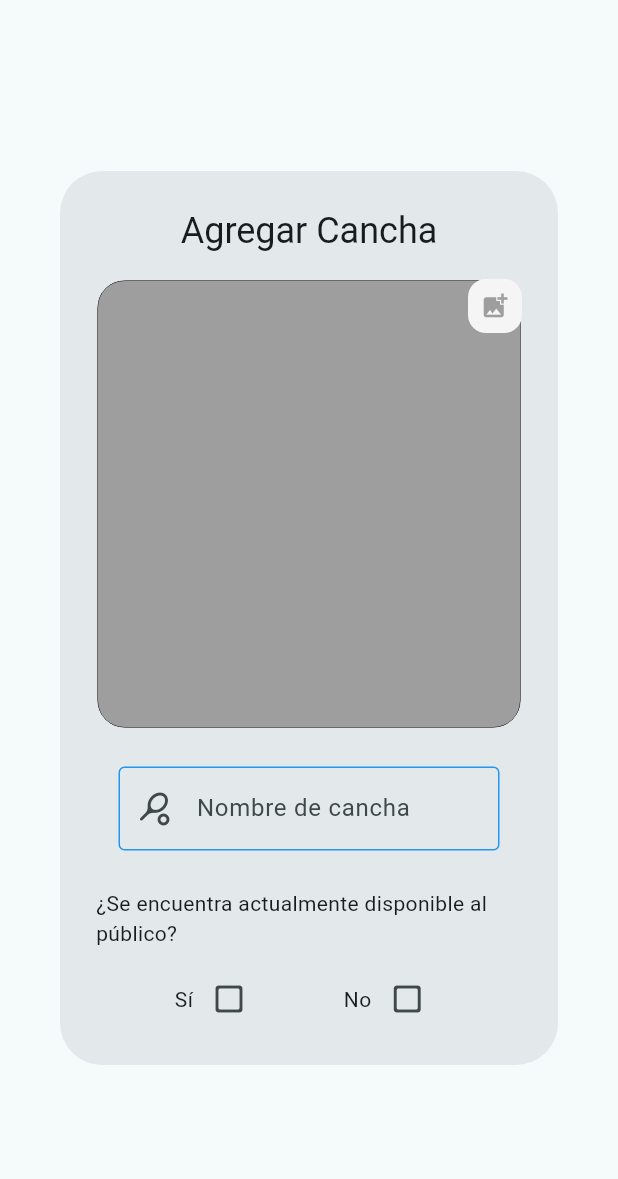
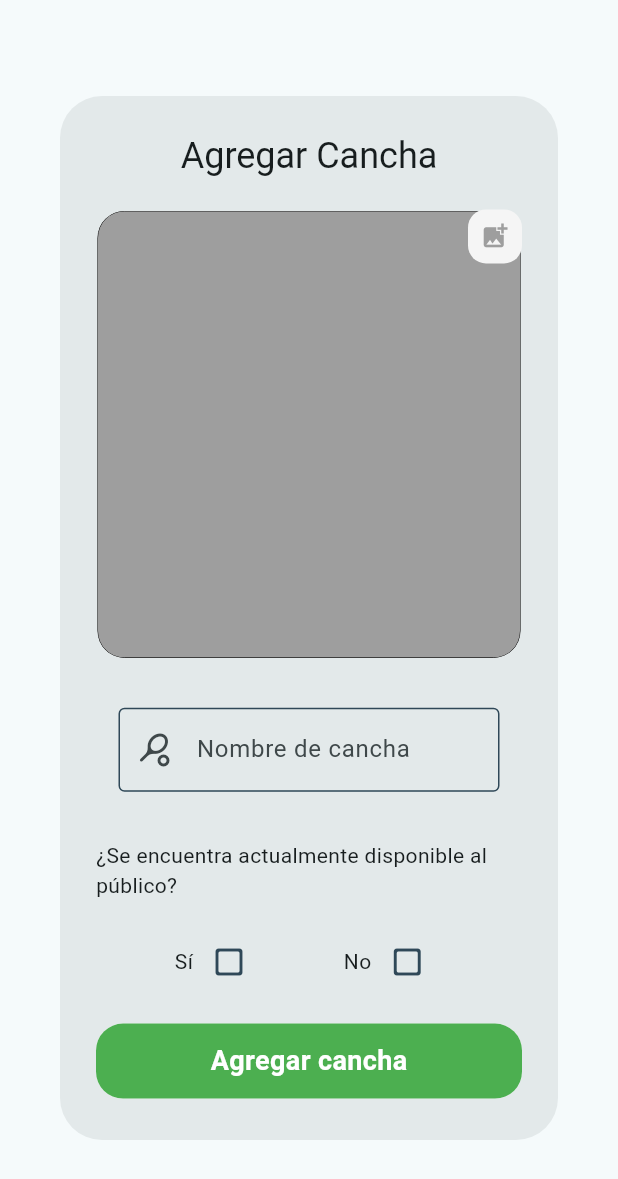
Before and after one commit to Whadyjm/agendado-admin, a Flutter app: the AgregarCancha widget shown alone on an empty page, opened directly, on a phone screen of 412 x 824 dp. Shown: the top 1179 px of the screen. Run offline on Flutter 3.47's test engine with Material 3 defaults, Android fonts, the phone set to English and light mode, and no system bars; our stand-ins replace cloud_firestore, firebase_auth, firebase_core, image_picker; accounts and stored records are empty; network calls fail; statements that could not run were skipped.

Commit message:
mejoras en interfaz

```diff
--- a/lib/providers/sideBarMenuItemState.dart
+++ /dev/null
@@ -1,23 +0,0 @@
-import 'package:flutter/foundation.dart';
-
-class SideBarMenuItemState with ChangeNotifier{
-  bool _activeDashboard = true;
-  bool _activeCanchas = false;
-  bool _activePerfil = false;
-  bool _activePagos = false;
-
-  bool get activeDashboard => _activeDashboard;
-  bool get activeCanchas => _activeCanchas;
-  bool get activePerfil => _activePerfil;
-  bool get activePagos => _activePagos;
-
-  void active1(){
-    _activeDashboard = !_activeDashboard;
-    notifyListeners();
-  }
-
-  void active2(){
-    _activeCanchas = !_activeCanchas;
-    notifyListeners();
-  }
-}
--- a/lib/widgets/agregarCancha.dart
+++ b/lib/widgets/agregarCancha.dart
@@ -1,6 +1,10 @@
 import 'dart:convert';
 
+import 'package:agendado_admin/appConstantes.dart';
+import 'package:agendado_admin/widgets/customButton.dart';
 import 'package:agendado_admin/widgets/image_picker_widget.dart';
+import 'package:cloud_firestore/cloud_firestore.dart';
+import 'package:firebase_auth/firebase_auth.dart';
 import 'package:flutter/foundation.dart';
 import 'package:flutter/material.dart';
 import 'package:image_picker/image_picker.dart';
@@ -13,8 +17,6 @@ class AgregarCancha extends StatefulWidget {
 }
 
 class _AgregarCanchaState extends State<AgregarCancha> {
-  @override
-  Widget build(BuildContext context) {
 
   XFile? _pickedImage;
 
@@ -63,8 +65,16 @@ class _AgregarCanchaState extends State<AgregarCancha> {
     });
   }
 
+  bool _isButtonEnabled = false;
   bool yes = false;
   bool no = false;
+
+  final nombreController = TextEditingController();
+
+  FirebaseFirestore firestore = FirebaseFirestore.instance;
+
+  @override
+  Widget build(BuildContext context) {
 
     return AlertDialog(
       title: const Row(
@@ -74,9 +84,10 @@ class _AgregarCanchaState extends State<AgregarCancha> {
         ],
       ),
       content: SizedBox(
-        height: 500,
+        height: 600,
         width: 500,
         child: Column(
+          mainAxisAlignment: MainAxisAlignment.spaceEvenly,
           children: [
             SizedBox(
                 height: 300,
@@ -87,22 +98,32 @@ class _AgregarCanchaState extends State<AgregarCancha> {
                     galeriaPicker();
                   },)),
             const SizedBox(height: 10,),
-            const SizedBox(
+            SizedBox(
               width: 400,
               child: Padding(
-                padding: EdgeInsets.all(15.0),
-                child: TextField(
-                  decoration: InputDecoration(
+                padding: const EdgeInsets.all(15.0),
+                child: StatefulBuilder(
+                  builder: (BuildContext context, void Function(void Function()) setState) {
+                    return TextField(
+                      controller: nombreController,
+                      onChanged: (value){
+                        setState(() {
+                          _isButtonEnabled = value.isEmpty;
+                        });
+                      },
+                      decoration: const InputDecoration(
                         labelText: 'Nombre de cancha',
                         prefixIcon: Icon(Icons.sports_tennis_rounded),
                         border: OutlineInputBorder(),
                         enabledBorder: OutlineInputBorder(
-                      borderSide: BorderSide(color: Colors.blue),
+                          borderSide: BorderSide(color: AppConstants.darkBlue),
                         ),
                         focusedBorder: OutlineInputBorder(
                           borderSide: BorderSide(color: Colors.green),
                         ),
                       ),
+                    );
+                  },
                 ),
               ),
             ),
@@ -122,7 +143,7 @@ class _AgregarCanchaState extends State<AgregarCancha> {
                           yes = true;
                           no = false;
                         },
-                            icon: yes == true ? Icon(Icons.check_box):Icon(Icons.check_box_outline_blank_rounded)
+                            icon: yes == true ? const Icon(Icons.check_box, color: Colors.green,):const Icon(Icons.check_box_outline_blank_rounded, color: AppConstants.darkBlue,)
                         )
                       ],
                     ),
@@ -134,15 +155,41 @@ class _AgregarCanchaState extends State<AgregarCancha> {
                           yes = false;
                           no = true;
                         },
-                            icon: no == true ? Icon(Icons.check_box):Icon(Icons.check_box_outline_blank_rounded)
+                            icon: no == true ? const Icon(Icons.check_box, color: Colors.green,):const Icon(Icons.check_box_outline_blank_rounded, color: AppConstants.darkBlue,)
                         )
                       ],
                     ),
                   ],
                 );
               },
+            ),
+            const SizedBox(height: 10,),
+            CustomButton(
+              onTap: () async {
 
-            ),
+                User? user = FirebaseAuth.instance.currentUser;
+
+                try {
+
+                  await FirebaseFirestore.instance.collection('canchas')
+                      .doc('${user!.email} - ${nombreController.text}')
+                      .set({
+                    'cancha': nombreController.text,
+                  });
+                } catch (e) {
+
+                }
+              },
+
+                height: 50,
+                width: 400,
+                color: _isButtonEnabled ? Colors.grey:Colors.green,
+                radius: 18,
+                text: 'Agregar cancha',
+                textColor: Colors.white,
+                shadow: 0,
+                colorShadow: Colors.white,
+                fontSize: 18)
           ],
         ),
       )
--- /dev/null
+++ b/lib/widgets/customButton.dart
@@ -0,0 +1,54 @@
+import 'package:flutter/material.dart';
+
+class CustomButton extends StatelessWidget {
+  CustomButton({
+    super.key,
+    required this.height,
+    required this.width,
+    required this.color,
+    required this.radius,
+    required this.text,
+    required this.textColor,
+    required this.shadow,
+    required this.colorShadow,
+    this.onTap,
+    required this.fontSize});
+
+  final double height;
+  final double width;
+  final Color color;
+  final Color textColor;
+  final double radius;
+  final String text;
+  final double fontSize;
+  final double shadow;
+  final Color colorShadow;
+  void Function()? onTap;
+
+  @override
+  Widget build(BuildContext context) {
+    return StatefulBuilder(
+      builder: (BuildContext context, void Function(void Function()) setState) {
+        return GestureDetector(
+          onTap: onTap,
+          child: Container(
+            alignment: const Alignment(0,0),
+            height: height,
+            width: width,
+            decoration: BoxDecoration(
+              boxShadow: [
+                BoxShadow(
+                  blurRadius: shadow,
+                  color: colorShadow,
+                )
+              ],
+              color: color,
+              borderRadius: BorderRadius.circular(radius),
+            ),
+            child: Text(text, style: TextStyle(color: textColor, fontWeight: FontWeight.w600, fontSize: fontSize),),
+          ),
+        );
+        },
+    );
+  }
+}
--- a/lib/widgets/image_picker_widget.dart
+++ b/lib/widgets/image_picker_widget.dart
@@ -28,11 +28,16 @@ class ImagePickerWidget extends StatelessWidget {
                   border: Border.all(width: 0),
                   borderRadius: BorderRadius.circular(18),
                 ),
-              ) : SizedBox(
-                width: 200,
-                height: double.parse((height ?? 200).toString()),
-                child: Image.network(imagedPicked!.path, fit: fix ?? BoxFit.contain,
-            ),
+              ) : Center(
+                child: SizedBox(
+                  width: 500,
+                  height: double.parse((height ?? 200).toString()),
+                  child: ClipRRect(
+                    borderRadius: BorderRadius.circular(18),
+                    child: Image.network(imagedPicked!.path, fit: fix ?? BoxFit.fill,
+                                ),
+                  ),
+                ),
               ),
             ),
           ),
--- a/pubspec.yaml
+++ b/pubspec.yaml
@@ -37,8 +37,10 @@ dependencies:
   cupertino_icons: ^1.0.6
   firebase_auth: ^5.1.4
   firebase_core: ^3.3.0
+  cloud_firestore: ^5.4.1
   provider: ^6.1.2
   image_picker: ^1.1.2
+
 
 dev_dependencies:
   flutter_test:
```
Also changed, not shown: lib/main.dart (+7 -9 lines), lib/view/canchas.dart (+16 -1 lines), lib/view/home.dart (+34 -6 lines), lib/view/pagos.dart (added, +51 -0 lines), lib/view/perfil.dart (added, +83 -0 lines), firebase.json, flutter_01.png (added), lib/firebase_options.dart, pubspec.lock, 3 other files. Lines whose indentation alone changed are shown as unchanged.
